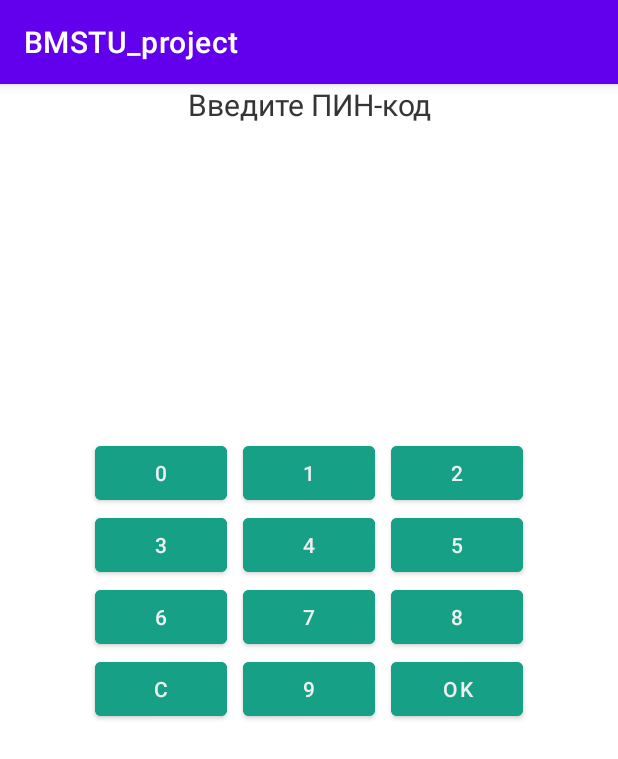
After one commit to 123Olga1233/rpo_projets, an Android app: the PinpadActivity screen opened directly, with no data from a screen before it, on a phone screen of 412 x 824 dp. The commit adds this screen. Shown: the top 759 px of the screen. Run offline under Robolectric (Android 15) with nearby library versions, the phone set to English and light mode, and no system bars; 2 statements that could not run were skipped.

Commit message:
2 и 3 часть лабы.

```diff
--- a/app/build.gradle
+++ b/app/build.gradle
@@ -48,10 +48,14 @@ android {
 
 dependencies {
 
-    implementation 'androidx.appcompat:appcompat:1.6.0'
+    implementation 'androidx.appcompat:appcompat:1.6.1'
     implementation 'com.google.android.material:material:1.8.0'
     implementation 'androidx.constraintlayout:constraintlayout:2.1.4'
+    implementation 'com.google.firebase:firebase-crashlytics-buildtools:2.8.1'
+    implementation 'com.google.ar.sceneform:filament-android:1.17.1'
     testImplementation 'junit:junit:4.13.2'
     androidTestImplementation 'androidx.test.ext:junit:1.1.5'
     androidTestImplementation 'androidx.test.espresso:espresso-core:3.5.1'
+    implementation 'commons-codec:commons-codec:1.15'
+    implementation 'org.apache.commons:commons-io:1.3.2'
 }
--- /dev/null
+++ b/app/src/main/java/com/example/bmstu_project/PinpadActivity.java
@@ -0,0 +1,84 @@
+package com.example.bmstu_project;
+
+import androidx.appcompat.app.AppCompatActivity;
+
+import android.content.Intent;
+import android.os.Bundle;
+import android.util.Log;
+import android.view.LayoutInflater;
+import android.view.View;
+import android.widget.Button;
+import android.widget.TextView;
+
+import com.example.bmstu_project.databinding.ActivityPinpadBinding;
+
+import java.text.DecimalFormat;
+import java.util.Arrays;
+
+public class PinpadActivity extends AppCompatActivity {
+
+
+    TextView tvPin;
+    String pin = "";
+    final int MAX_KEYS = 10;
+
+    @Override
+    protected void onCreate(Bundle savedInstanceState) {
+        super.onCreate(savedInstanceState);
+        setContentView(R.layout.activity_pinpad);
+
+        tvPin = findViewById(R.id.txtPin);
+
+        ShuffleKeys();
+
+        findViewById(R.id.btnOK).setOnClickListener((View) -> {
+            finish();
+        });
+
+        findViewById(R.id.btnReset).setOnClickListener((View) -> {
+            pin = "";
+            tvPin.setText("");
+        });
+    }
+
+    public void keyClick(View view) {
+        String key = ((TextView)view).getText().toString();
+        int sz = pin.length();
+        if (sz < 4)
+        {
+            pin += key;
+            tvPin.setText("****".substring(3 - sz));
+        }
+        findViewById(R.id.btnOK).setOnClickListener((View) -> {
+            Intent it = new Intent();
+            it.putExtra("pin", pin);
+            setResult(RESULT_OK, it);
+            finish();
+        });
+    }
+
+    protected void ShuffleKeys()
+    {
+        Button keys[] = new Button[] {
+                findViewById(R.id.btnKey0),
+                findViewById(R.id.btnKey1),
+                findViewById(R.id.btnKey2),
+                findViewById(R.id.btnKey3),
+                findViewById(R.id.btnKey4),
+                findViewById(R.id.btnKey5),
+                findViewById(R.id.btnKey6),
+                findViewById(R.id.btnKey7),
+                findViewById(R.id.btnKey8),
+                findViewById(R.id.btnKey9),
+        };
+
+        byte[] rnd = MainActivity.randomBytes(MAX_KEYS);
+        for(int i = 0; i < MAX_KEYS; i++)
+        {
+            int idx = (rnd[i] & 0xFF) % 10;
+            CharSequence txt = keys[idx].getText();
+            keys[idx].setText(keys[i].getText());
+            keys[i].setText(txt);
+        }
+    }
+}
--- /dev/null
+++ b/app/src/main/java/com/example/bmstu_project/TransactionEvents.java
@@ -0,0 +1,6 @@
+package com.example.bmstu_project;
+
+public interface TransactionEvents {
+    String enterPin(int ptc, String amount);
+    void transactionResult(boolean result);
+}
--- a/app/src/main/res/layout/activity_main.xml
+++ b/app/src/main/res/layout/activity_main.xml
@@ -65,11 +65,12 @@
         app:layout_constraintTop_toBottomOf="@+id/textView4" />
 
     <Button
-        android:id="@+id/button"
+        android:id="@+id/btn"
         android:layout_width="wrap_content"
         android:layout_height="wrap_content"
         android:layout_marginBottom="16dp"
-        android:text="@string/encrypthint"
+        android:text="Click Me"
+        android:onClick="onButtonClick"
         app:layout_constraintBottom_toBottomOf="parent"
         app:layout_constraintEnd_toEndOf="parent"
         app:layout_constraintStart_toStartOf="parent" />
--- /dev/null
+++ b/app/src/main/res/layout/activity_pinpad.xml
@@ -0,0 +1,57 @@
+<?xml version="1.0" encoding="utf-8"?>
+<androidx.constraintlayout.widget.ConstraintLayout xmlns:android="http://schemas.android.com/apk/res/android"
+    xmlns:app="http://schemas.android.com/apk/res-auto"
+    xmlns:tools="http://schemas.android.com/tools"
+    android:layout_width="match_parent"
+    android:layout_height="match_parent"
+    tools:context=".PinpadActivity">
+    <LinearLayout android:layout_width="match_parent"
+        android:layout_height="match_parent"
+        android:orientation="vertical">
+        <TextView android:text="Введите ПИН-код"
+            android:textSize="20dp"
+            android:textAlignment="center"
+            android:layout_width="match_parent"
+            android:layout_height="wrap_content" />
+        <TextView android:id="@+id/txtPin"
+            android:text=""
+            android:textSize="28dp"
+            android:textAlignment="center"
+            android:layout_width="match_parent"
+            android:layout_height="wrap_content" />
+        <GridLayout android:layout_width="wrap_content"
+            android:layout_height="wrap_content"
+            android:layout_gravity="center"
+            android:orientation="horizontal"
+            android:layout_marginTop="170dp"
+            android:columnCount="3">
+            <Button android:id="@+id/btnKey1" android:text="1" android:onClick="keyClick" style="@style/PadButton" />
+            <Button android:id="@+id/btnKey2" android:text="2" android:onClick="keyClick" style="@style/PadButton" />
+            <Button android:id="@+id/btnKey3" android:text="3" android:onClick="keyClick" style="@style/PadButton" />
+            <Button android:id="@+id/btnKey4" android:text="4" android:onClick="keyClick" style="@style/PadButton" />
+            <Button android:id="@+id/btnKey5" android:text="5" android:onClick="keyClick" style="@style/PadButton" />
+            <Button android:id="@+id/btnKey6" android:text="6" android:onClick="keyClick" style="@style/PadButton" />
+            <Button android:id="@+id/btnKey7" android:text="7" android:onClick="keyClick" style="@style/PadButton" />
+            <Button android:id="@+id/btnKey8" android:text="8" android:onClick="keyClick" style="@style/PadButton" />
+            <Button android:id="@+id/btnKey9" android:text="9" android:onClick="keyClick" style="@style/PadButton" />
+            <Button android:id="@+id/btnReset" android:text="C" android:onClick="keyClick" style="@style/PadButton" />
+            <Button android:id="@+id/btnKey0" android:text="0" android:onClick="keyClick" style="@style/PadButton" />
+            <Button android:id="@+id/btnOK" android:text="OK" android:onClick="keyClick" style="@style/PadButton" />
+        </GridLayout>
+    </LinearLayout>
+    <TextView android:id="@+id/txtAmount"
+        android:textSize="20dp"
+        android:textAlignment="center"
+        android:layout_width="match_parent"
+        android:layout_height="wrap_content" />
+    <TextView android:text="Введите ПИН-код"
+        android:textSize="20dp"
+        android:textAlignment="center"
+        android:layout_width="match_parent"
+        android:layout_height="wrap_content" />
+    <TextView android:id="@+id/txtPtc"
+        android:textSize="16dp"
+        android:textAlignment="center"
+        android:layout_width="match_parent"
+        android:layout_height="wrap_content" />
+</androidx.constraintlayout.widget.ConstraintLayout>
--- a/app/src/main/res/values/themes.xml
+++ b/app/src/main/res/values/themes.xml
@@ -12,5 +12,15 @@
         <!-- Status bar color. -->
         <item name="android:statusBarColor">?attr/colorPrimaryVariant</item>
         <!-- Customize your theme here. -->
+
     </style>
+
+
+    <style name="PadButton">
+        <item name="android:textColor" >#ecf0f1</item>
+        <item name="android:layout_marginRight" >5dp</item>
+        <item name="android:layout_marginLeft" >5dp</item>
+        <item name="android:backgroundTint" >#16a085</item>
+    </style>
+
 </resources>
```
Also changed, not shown: app/src/main/AndroidManifest.xml (+13 -1 lines), app/src/main/java/com/example/bmstu_project/FourthPart.java (added, +70 -0 lines), app/src/main/java/com/example/bmstu_project/MainActivity.java (+56 -13 lines), app/src/main/java/com/example/bmstu_project/ThirdPart.java (added, +92 -0 lines), app/src/main/res/layout/activity_fourth_part.xml (added, +9 -0 lines), app/src/main/res/layout/activity_third_part.xml (added, +17 -0 lines), app/src/main/res/layout/activity_transaction_events.xml (added, +20 -0 lines), 1 other file.
